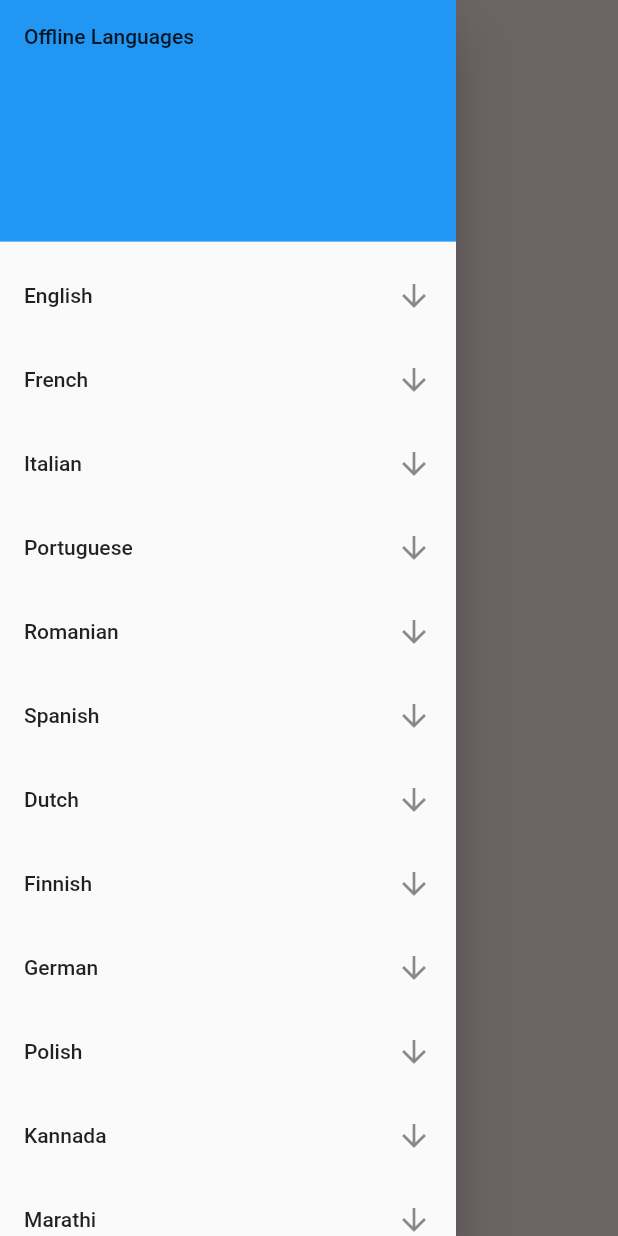
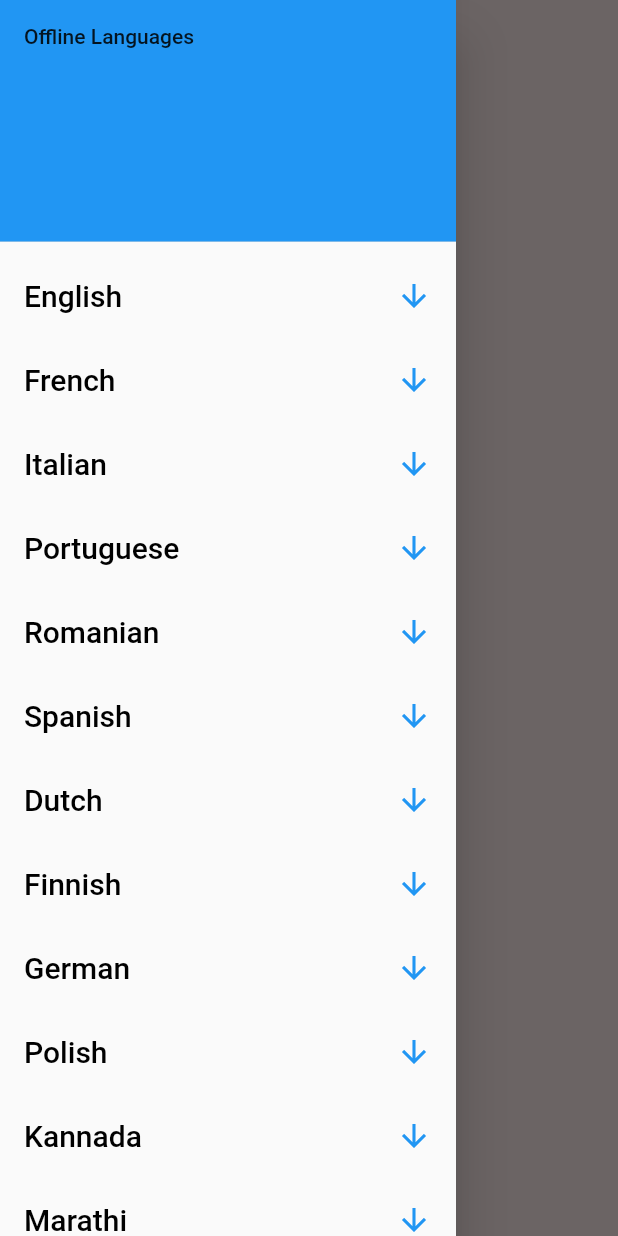
Before and after one commit to vedanti02/linguist, a Flutter app: the screen it shows after launch, with the side drawer open, on a phone screen of 412 x 824 dp. Run offline on Flutter 3.47's test engine with Material 2 defaults, Android fonts, the phone set to English and light mode, and no system bars; missing offline and left inert: firebase_mlkit_language; accounts and stored records are empty.

Commit message:
toggle download added

```diff
--- a/lib/constants.dart
+++ b/lib/constants.dart
@@ -1,12 +1,15 @@
 import 'package:flutter/material.dart';
-const kBoxdec=BoxDecoration(
-    color: Colors.white,
-    borderRadius:
-    BorderRadius.all(Radius.circular(30.0)));
 
-    const kTextStyle=TextStyle(
-        fontSize: 30.0,
-        color: Color(0xFF6B5F6D),
-        fontWeight: FontWeight.w800);
-    const Color TextColor= Color(0xFF6B5F6D);
-    const Color Bgcolor=Color(0xFFE9D9D9);
+const kBoxdec = BoxDecoration(
+    color: Colors.white, borderRadius: BorderRadius.all(Radius.circular(30.0)));
+
+const kTextStyle = TextStyle(
+    fontSize: 30.0, color: Color(0xFF6B5F6D), fontWeight: FontWeight.w800);
+const Color TextColor = Color(0xFF6B5F6D);
+const Color Bgcolor = Color(0xFFE9D9D9);
+
+const online = TextStyle(fontSize: 20.0, color: Colors.black);
+const offline = TextStyle(
+  fontSize: 20.0,
+  color: Colors.blue,
+);
--- a/lib/screens/mainscreen.dart
+++ b/lib/screens/mainscreen.dart
@@ -3,7 +3,6 @@ import 'package:flutter/material.dart';
 import 'package:linguist/constants.dart';
 import 'package:linguist/screens/tile.dart';
 import 'tile.dart';
-
 
 class MainScreen extends StatefulWidget {
   static const String id = 'mainscreen';
@@ -19,67 +18,80 @@ class _MainScreenState extends State<MainScreen> {
       body: Container(
         child: Center(child: Text('main scr')),
       ),
-
-
       drawer: Drawer(
         child: ListView(
           children: <Widget>[
             DrawerHeader(
-
               child: Text('Offline Languages'),
               decoration: BoxDecoration(color: Colors.blue),
             ),
-
             tile(
               language: 'English',
+              languageCode: 'en',
             ),
             tile(
               language: 'French',
+              languageCode: 'fr',
             ),
             tile(
               language: 'Italian',
+              languageCode: 'it',
             ),
             tile(
               language: 'Portuguese',
+              languageCode: 'pt',
             ),
             tile(
               language: 'Romanian',
+              languageCode: 'ro',
             ),
             tile(
               language: 'Spanish',
+              languageCode: 'es',
             ),
             tile(
               language: 'Dutch',
+              languageCode: 'nl',
             ),
             tile(
               language: 'Finnish',
+              languageCode: 'fi',
             ),
             tile(
               language: 'German',
+              languageCode: 'de',
             ),
             tile(
               language: 'Polish',
+              languageCode: 'pl',
             ),
             tile(
               language: 'Kannada',
+              languageCode: 'kn',
             ),
             tile(
               language: 'Marathi',
+              languageCode: 'mr',
             ),
             tile(
               language: 'Gujarati',
+              languageCode: 'gu',
             ),
             tile(
               language: 'Hindi',
+              languageCode: 'hi',
             ),
             tile(
               language: 'Tamil',
+              languageCode: 'ta',
             ),
             tile(
               language: 'Urdu',
+              languageCode: 'ur',
             ),
             tile(
               language: 'Arabic',
+              languageCode: 'ar',
             ),
           ],
         ),
--- a/lib/screens/tile.dart
+++ b/lib/screens/tile.dart
@@ -1,29 +1,63 @@
 import 'package:flutter/material.dart';
+import 'package:firebase_mlkit_language/firebase_mlkit_language.dart';
+
+import '../constants.dart';
+
 class tile extends StatefulWidget {
-final String language;
-
-tile({@required this.language});
+  final String language;
+  final String languageCode;
+  tile({@required this.language, @required this.languageCode});
 
   @override
   _tileState createState() => _tileState();
 }
 
 class _tileState extends State<tile> {
+  final ModelManager modelManager = FirebaseLanguage.instance.modelManager();
+  bool downloadState = false;
+
+  Future<void> checkStatus(String langCode) async {
+    bool status = false;
+    List<String> downloadedList = await modelManager.viewModels();
+    print(downloadedList);
+    for (int i = 0; i < downloadedList.length; i++) {
+      if (downloadedList[i] == langCode) {
+        downloadState = true;
+        break;
+      }
+    }
+  }
+
+  @override
+  void initState() {
+    // TODO: implement initState
+    super.initState();
+    checkStatus(widget.languageCode);
+  }
+
   @override
   Widget build(BuildContext context) {
     return ListTile(
       title: Text(
-          widget.language
+        widget.language,
+        style: downloadState ? offline : online,
       ),
       //trailing: Icon(Icons.arrow_downward),
       onTap: () {
+        if (downloadState == false) {
+          modelManager.downloadModel(widget.languageCode);
+          print('downloading');
+        } else {
+          modelManager.deleteModel(widget.languageCode);
+          print('deleting');
+        }
         setState(() {
-
+          downloadState = !downloadState;
         });
-        print('downloading');
       },
       trailing: Icon(
-        Icons.arrow_downward,
+        downloadState ? Icons.delete : Icons.arrow_downward,
+        color: downloadState ? Colors.black : Colors.blue,
       ),
     );
   }
--- a/pubspec.yaml
+++ b/pubspec.yaml
@@ -32,6 +32,7 @@ dependencies:
   image_picker: ^0.6.6+4
   firebase_ml_vision: ^0.9.3+8
   image_cropper: ^1.2.3
+  firebase_mlkit_language: ^1.1.2
 
 dev_dependencies:
   flutter_test:
```
Also changed, not shown: pubspec.lock.
